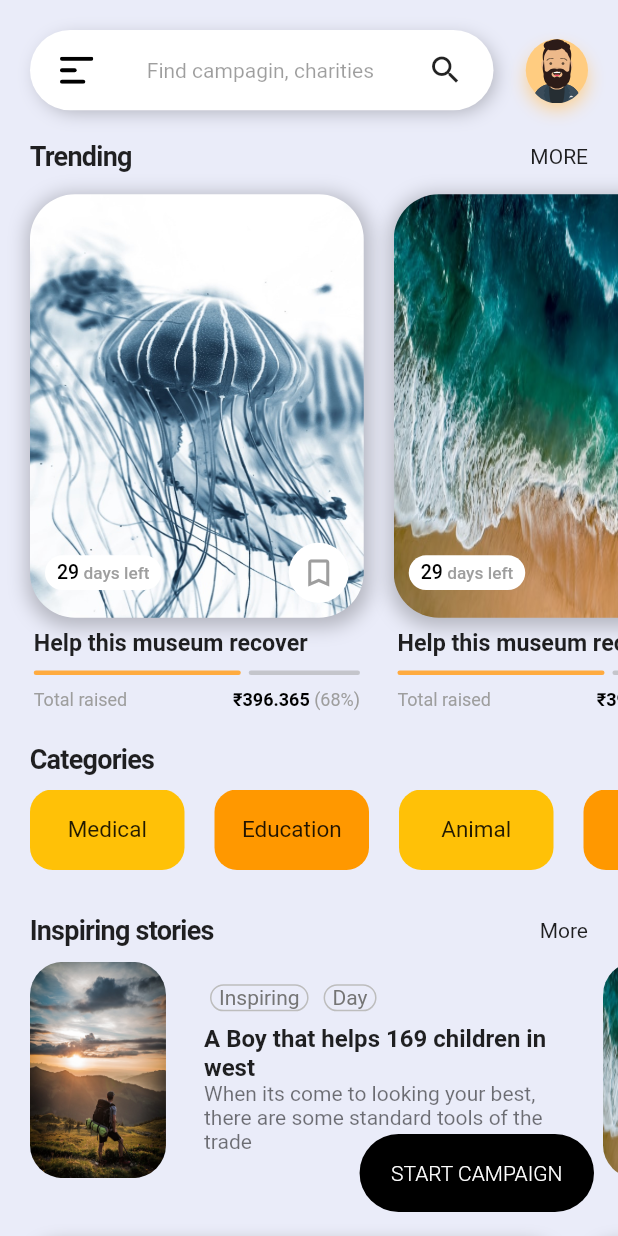
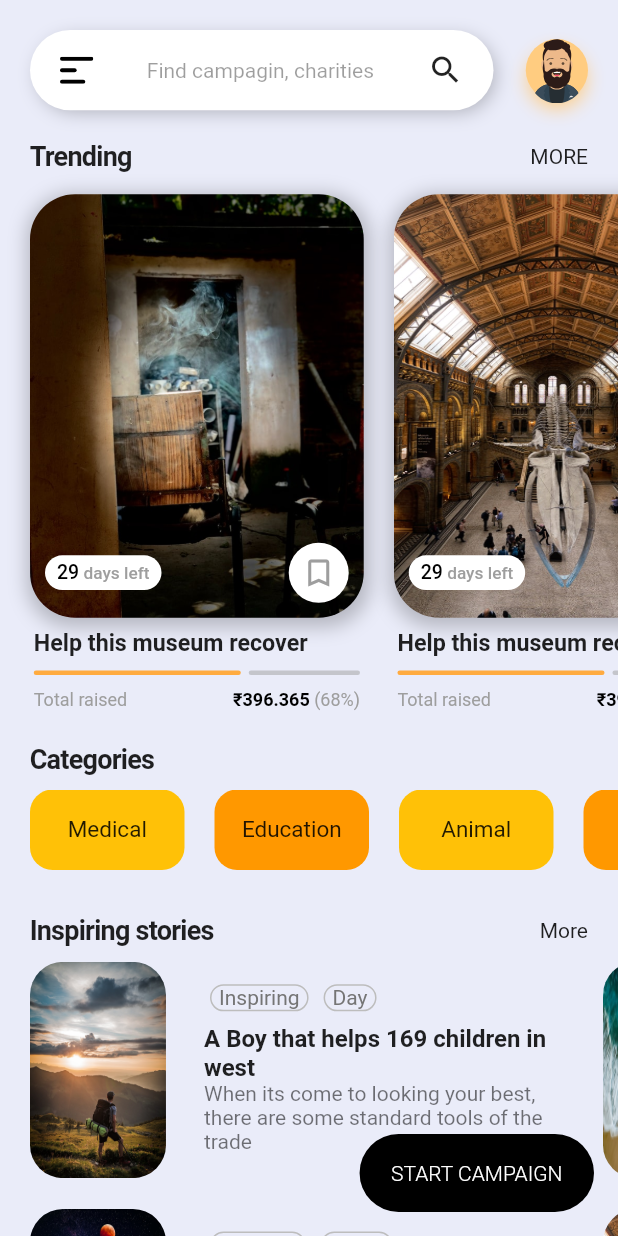
Before and after one commit to Devang2010/fd_app, a Flutter app: the screen it shows after launch, on a phone screen of 412 x 824 dp. Run offline on Flutter 3.47's test engine with Material 2 defaults, Android fonts, the phone set to English and light mode, and no system bars; our stand-ins replace flutter_svg.

Commit message:
Update homebody.dart

```diff
--- a/lib/screens/home/components/homebody.dart
+++ b/lib/screens/home/components/homebody.dart
@@ -13,10 +13,10 @@ class HomeBody extends StatelessWidget {
   Widget build(BuildContext context) {
     // Size size = MediaQuery.of(context).size;
     List images = [
-      'assets/images/img4.jpg',
-      'assets/images/img3.jpg',
       'assets/images/img2.jpg',
       'assets/images/img1.jpg',
+      'assets/images/moon.jpg',
+      'assets/images/img4.jpg',
     ];
     return ListView(
       children: <Widget>[
@@ -38,8 +38,20 @@ class HomeBody extends StatelessWidget {
           title: stories[0].title,
           subtitle: stories[0].subtitle,
         ),
-        // StoryCard(),
-        // StoryCard(),
+        StoryCard(
+          image: stories[1].image,
+          tag1: stories[1].tag1,
+          tag2: stories[1].tag2,
+          title: stories[1].title,
+          subtitle: stories[1].subtitle,
+        ),
+        StoryCard(
+          image: stories[2].image,
+          tag1: stories[2].tag1,
+          tag2: stories[2].tag2,
+          title: stories[2].title,
+          subtitle: stories[2].subtitle,
+        ),
         SizedBox(height: 20.0),
         EventCard(),
         SizedBox(height: 20.0),
```
